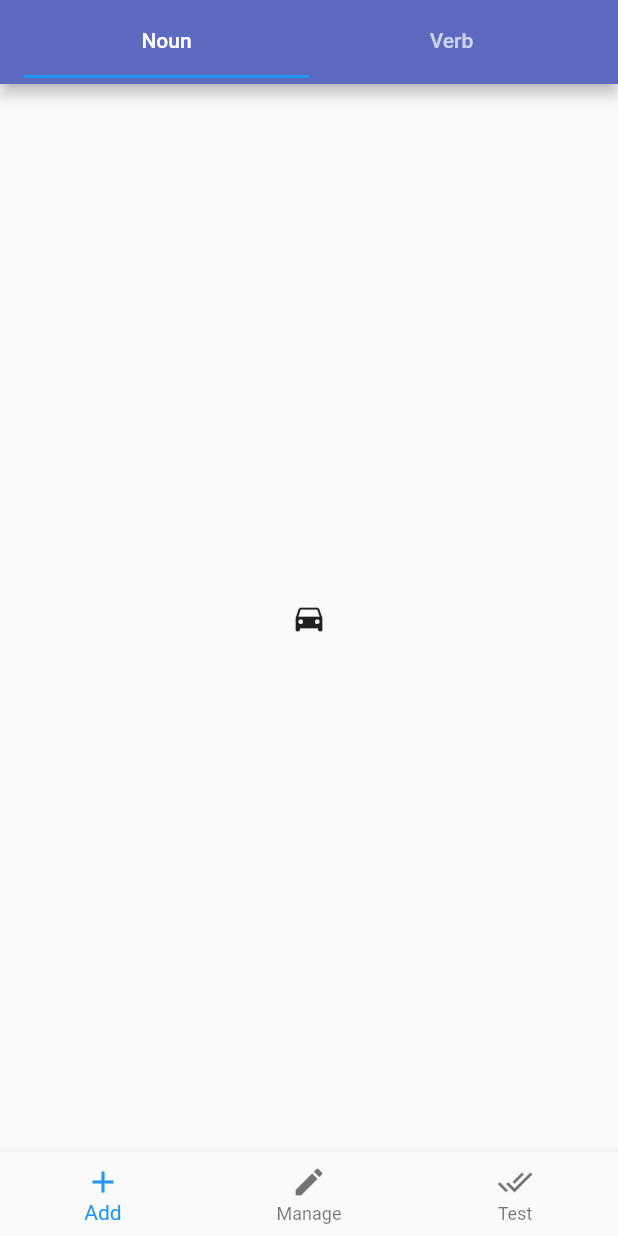
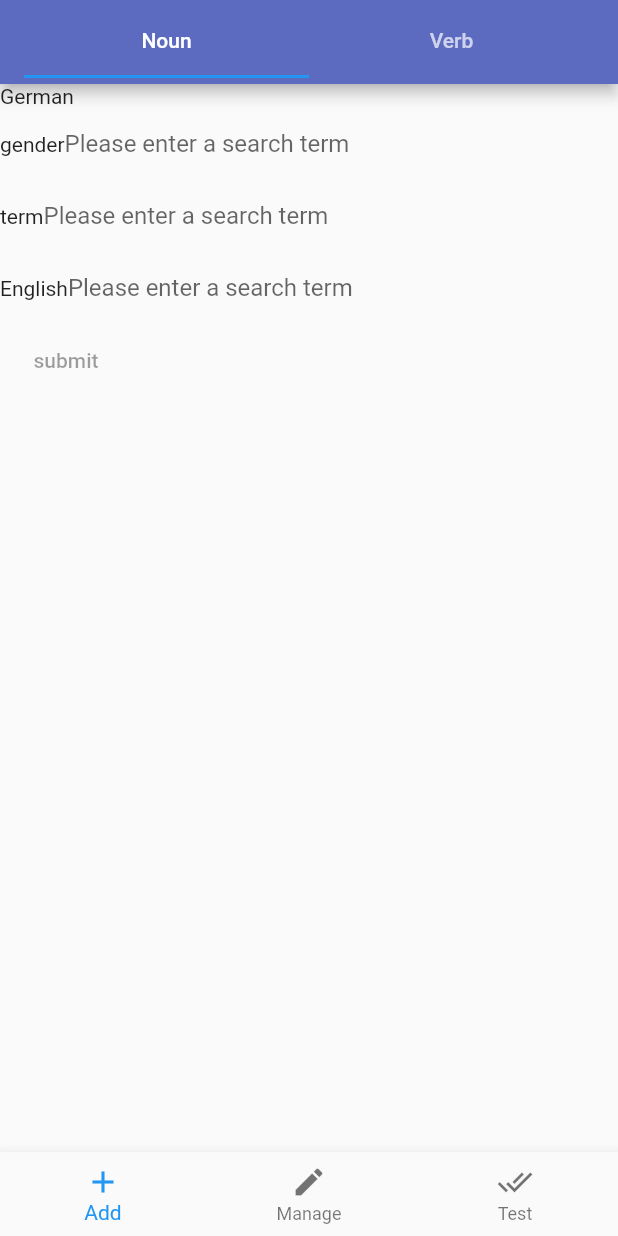
Before and after one commit to frozenL/german_vocabs_app, a Flutter app: the screen it shows after launch, on a phone screen of 412 x 824 dp. Run offline on Flutter 3.47's test engine with Material 2 defaults, Android fonts, the phone set to English and light mode, and no system bars.

Commit message:
init addNoun

```diff
--- a/lib/widgets/add.dart
+++ b/lib/widgets/add.dart
@@ -1,4 +1,5 @@
 import 'package:flutter/material.dart';
+import 'addNoun.dart';
 
 class Add extends StatefulWidget {
   @override
@@ -35,7 +36,7 @@ class _AddState extends State<Add> with SingleTickerProviderStateMixin {
           body: TabBarView(
             controller: _tabController,
             children: [
-              Icon(Icons.directions_car),
+              new AddNoun(),
               Icon(Icons.directions_transit),
             ],
           ),
--- /dev/null
+++ b/lib/widgets/addNoun.dart
@@ -0,0 +1,86 @@
+import 'package:flutter/material.dart';
+
+class AddNoun extends StatefulWidget {
+  @override
+  State<StatefulWidget> createState() => new _AddNounState();
+}
+
+class _AddNounState extends State<AddNoun> {
+  @override
+  Widget build(BuildContext context) {
+    /*
+    return Column(children: [
+      Row(
+        mainAxisAlignment: MainAxisAlignment.spaceEvenly,
+        children: [
+          Column(
+            children: [
+              Icon(Icons.kitchen, color: Colors.green[500]),
+              Text('PREP:'),
+              Text('25 min'),
+            ],
+          ),
+          Column(
+            children: [
+              Icon(Icons.timer, color: Colors.green[500]),
+              Text('COOK:'),
+              Text('1 hr'),
+            ],
+          ),
+          Column(
+            children: [
+              Icon(Icons.restaurant, color: Colors.green[500]),
+              Text('FEEDS:'),
+              Text('4-6'),
+            ],
+          ),
+        ],
+      )
+    ]);
+    */
+    return Center(child: Column(
+      children: [
+        Row(children: [Text('German')]),
+        Row(
+          children: [
+            Text('gender'),
+            Flexible(
+                child: TextField(
+              decoration: InputDecoration(
+                  border: InputBorder.none,
+                  hintText: 'Please enter a search term'),
+            )),
+          ],
+        ),
+        Row(
+          children: [
+            Text('term'),
+            Flexible(
+                child: TextField(
+              decoration: InputDecoration(
+                  border: InputBorder.none,
+                  hintText: 'Please enter a search term'),
+            )),
+          ],
+        ),
+        Row(
+          children: [
+            Text('English'),
+            Flexible(
+                child: TextField(
+              decoration: InputDecoration(
+                  border: InputBorder.none,
+                  hintText: 'Please enter a search term'),
+            )),
+          ],
+        ),
+        Row(children: [
+          FlatButton(
+            onPressed: null,
+            child: Text('submit'),
+          ),
+        ]),
+      ],
+    ));
+  }
+}
```
